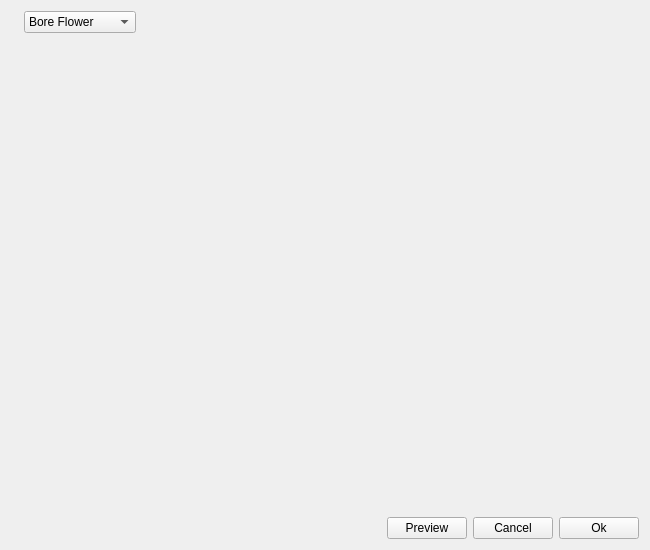
Qt form pyleecan/GUI/Dialog/DMachineSetup/DBore/DBore.ui (Eomys/pyleecan) before a commit.
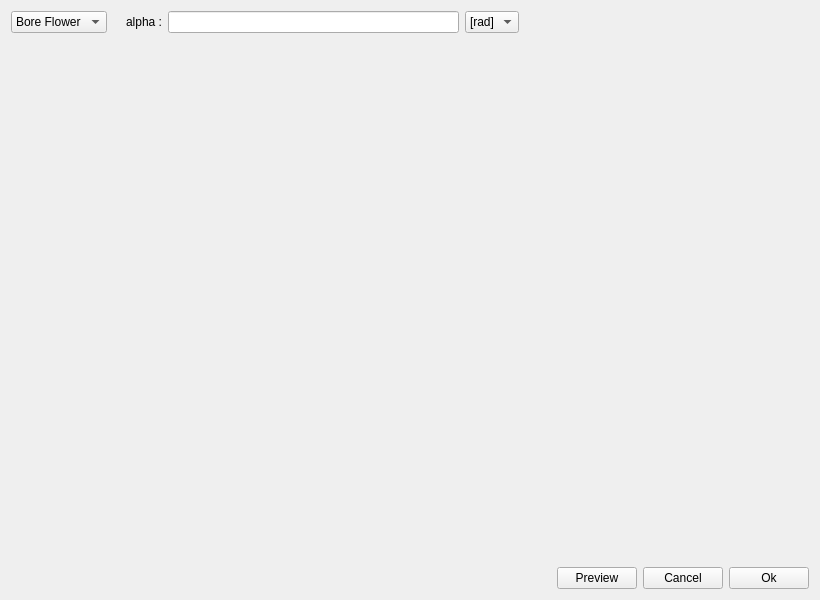
The same form after that commit. Icons and pictures are not drawn. Custom widgets are drawn as their Qt base class.

Commit message: [CO] alpha is now a property of Bore + move widget in GUI

```diff
--- a/pyleecan/GUI/Dialog/DMachineSetup/DBore/DBore.ui
+++ b/pyleecan/GUI/Dialog/DMachineSetup/DBore/DBore.ui
@@ -6,14 +6,14 @@
    <rect>
     <x>0</x>
     <y>0</y>
-    <width>650</width>
-    <height>550</height>
+    <width>820</width>
+    <height>600</height>
    </rect>
   </property>
   <property name="minimumSize">
    <size>
-    <width>650</width>
-    <height>550</height>
+    <width>820</width>
+    <height>600</height>
    </size>
   </property>
   <property name="windowTitle">
@@ -26,29 +26,52 @@
   <layout class="QVBoxLayout" name="main_layout">
    <item>
     <layout class="QHBoxLayout" name="horizontalLayout_2">
+     <item>
+      <widget class="QComboBox" name="c_bore_type">
+       <item>
+        <property name="text">
+         <string>Bore Flower</string>
+        </property>
+       </item>
+      </widget>
+     </item>
      <item>
       <widget class="HelpButton" name="b_help">
        <property name="text">
         <string/>
        </property>
        <property name="pixmap">
-        <pixmap resource="../../../Resources/pyleecan.qrc">:/images/images/icon/help_16.png</pixmap>
+        <pixmap>:/images/images/icon/help_16.png</pixmap>
        </property>
       </widget>
      </item>
      <item>
-      <widget class="QComboBox" name="c_bore_type">
-       <property name="enabled">
-        <bool>true</bool>
+      <widget class="QLabel" name="in_alpha">
+       <property name="text">
+        <string>alpha :</string>
        </property>
+      </widget>
+     </item>
+     <item>
+      <widget class="FloatEdit" name="lf_alpha">
+       <property name="minimumSize">
+        <size>
+         <width>100</width>
+         <height>0</height>
+        </size>
+       </property>
+      </widget>
+     </item>
+     <item>
+      <widget class="QComboBox" name="c_alpha_unit">
        <item>
         <property name="text">
-         <string>Bore Flower</string>
+         <string>[rad]</string>
         </property>
        </item>
        <item>
         <property name="text">
-         <string>Bore Sine Pole</string>
+         <string>[°]</string>
         </property>
        </item>
       </widget>
@@ -119,6 +142,11 @@
   </layout>
  </widget>
  <customwidgets>
+  <customwidget>
+   <class>FloatEdit</class>
+   <extends>QLineEdit</extends>
+   <header>.....GUI/Tools/FloatEdit.h</header>
+  </customwidget>
   <customwidget>
    <class>HelpButton</class>
    <extends>QLabel</extends>
```
Left out of the diff: 2 changed lines with no effect on the pictures. The commit also changes 30 other files.
